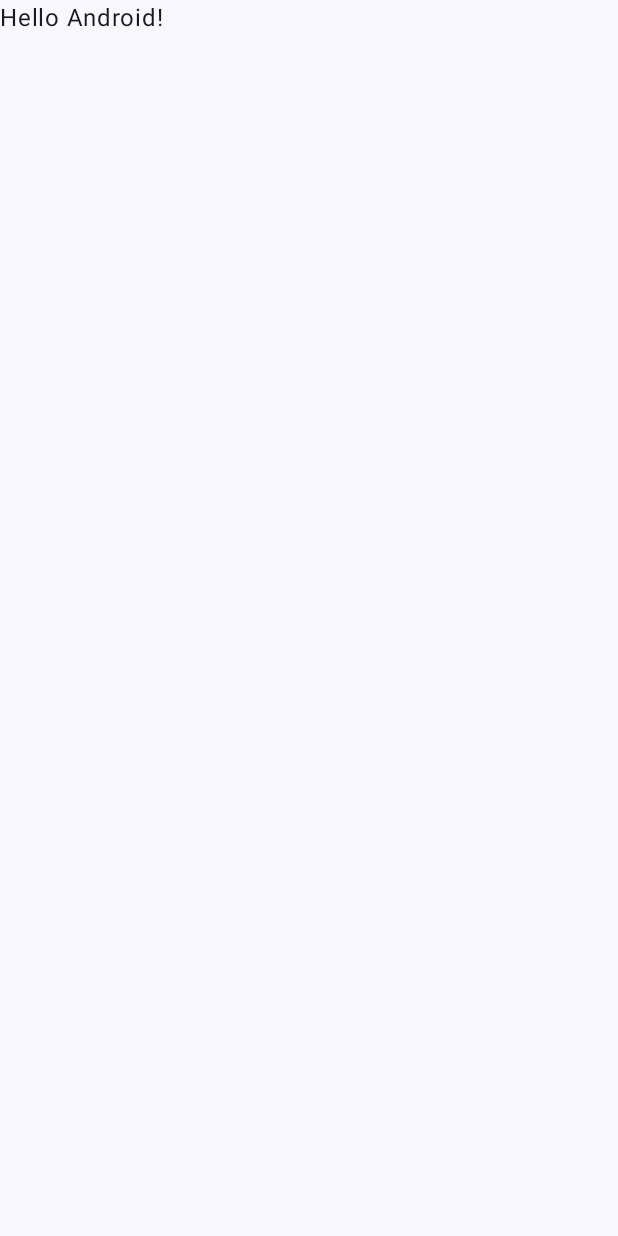
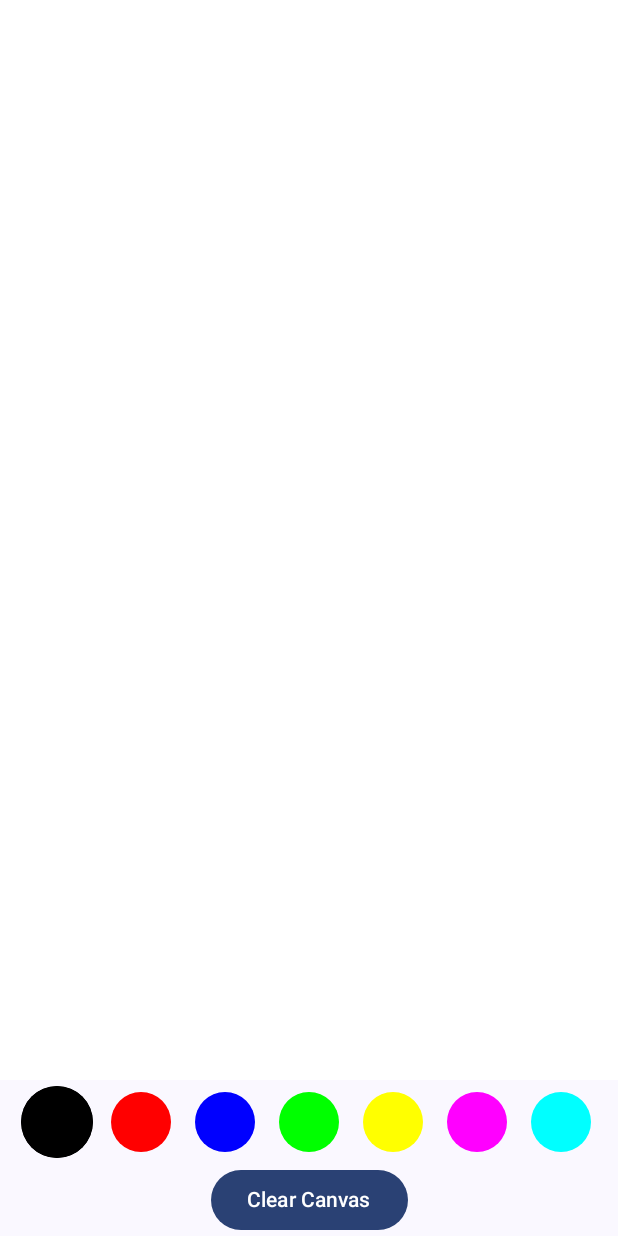
Before and after one commit to savanj09/DrawingApp, an Android app built with Jetpack Compose: the screen it shows after launch (MainActivity), on a phone screen of 412 x 824 dp. Before the commit the screen is almost empty. Run offline under Robolectric (Android 15) with nearby library versions, the phone set to English and light mode, and no system bars.

Commit message:
Completed the logic for canvas and design

```diff
--- /dev/null
+++ b/app/src/main/java/com/sj/drawingapp/CanvasControls.kt
@@ -0,0 +1,73 @@
+package com.sj.drawingapp
+
+import androidx.compose.foundation.background
+import androidx.compose.foundation.border
+import androidx.compose.foundation.clickable
+import androidx.compose.foundation.layout.Arrangement
+import androidx.compose.foundation.layout.Box
+import androidx.compose.foundation.layout.ColumnScope
+import androidx.compose.foundation.layout.Row
+import androidx.compose.foundation.layout.fillMaxWidth
+import androidx.compose.foundation.layout.padding
+import androidx.compose.foundation.layout.size
+import androidx.compose.foundation.shape.CircleShape
+import androidx.compose.material3.Button
+import androidx.compose.material3.Text
+import androidx.compose.runtime.Composable
+import androidx.compose.ui.Alignment
+import androidx.compose.ui.Modifier
+import androidx.compose.ui.draw.clip
+import androidx.compose.ui.graphics.Color
+import androidx.compose.ui.graphics.graphicsLayer
+import androidx.compose.ui.unit.dp
+
+@Composable
+fun ColumnScope.CanvasControls(
+    selectedColor: Color,
+    colors: List<Color>,
+    onSelectColor: (Color) ->Unit,
+    onClearCanvas:() -> Unit,
+    modifier: Modifier = Modifier
+){
+
+    Row(modifier = modifier
+        .fillMaxWidth()
+        .padding(8.dp),
+        horizontalArrangement = Arrangement.spacedBy(16.dp, Alignment.CenterHorizontally)
+    ) {
+        colors.forEach{color ->
+            val isSelected = selectedColor ==color
+            Box(modifier = Modifier
+                .graphicsLayer {
+                    val scale = if(isSelected) 1.2f else 1f
+                    scaleX = scale
+                    scaleY = scale
+                }
+                .size(40.dp)
+                .clip(CircleShape)
+
+                .background(color)
+                .border(
+                    width = 2.dp,
+                    color = if(selectedColor == color){
+                        Color.Black
+                    }
+                    else{
+                        Color.Transparent
+                    },
+                    shape = CircleShape
+                )
+                .clickable {
+                    onSelectColor(color)
+                }
+            )
+
+        }
+    }
+    Button(
+        onClick = onClearCanvas
+    ) {
+        Text("Clear Canvas")
+    }
+
+}
--- a/app/src/main/java/com/sj/drawingapp/MainActivity.kt
+++ b/app/src/main/java/com/sj/drawingapp/MainActivity.kt
@@ -4,13 +4,33 @@ import android.os.Bundle
 import androidx.activity.ComponentActivity
 import androidx.activity.compose.setContent
 import androidx.activity.enableEdgeToEdge
+import androidx.compose.foundation.background
+import androidx.compose.foundation.border
+import androidx.compose.foundation.clickable
+import androidx.compose.foundation.layout.Arrangement
+import androidx.compose.foundation.layout.Box
+import androidx.compose.foundation.layout.Column
+import androidx.compose.foundation.layout.Row
 import androidx.compose.foundation.layout.fillMaxSize
+import androidx.compose.foundation.layout.fillMaxWidth
 import androidx.compose.foundation.layout.padding
+import androidx.compose.foundation.layout.size
+import androidx.compose.foundation.shape.CircleShape
+import androidx.compose.material3.Button
 import androidx.compose.material3.Scaffold
 import androidx.compose.material3.Text
 import androidx.compose.runtime.Composable
+import androidx.compose.runtime.collectAsState
+import androidx.compose.runtime.getValue
+import androidx.compose.ui.Alignment
 import androidx.compose.ui.Modifier
+import androidx.compose.ui.draw.clip
+import androidx.compose.ui.graphics.Color
+import androidx.compose.ui.graphics.graphicsLayer
 import androidx.compose.ui.tooling.preview.Preview
+import androidx.compose.ui.unit.dp
+import androidx.lifecycle.compose.collectAsStateWithLifecycle
+import androidx.lifecycle.viewmodel.compose.viewModel
 import com.sj.drawingapp.ui.theme.DrawingAppTheme
 
 class MainActivity : ComponentActivity() {
@@ -20,10 +40,39 @@ class MainActivity : ComponentActivity() {
         setContent {
             DrawingAppTheme {
                 Scaffold(modifier = Modifier.fillMaxSize()) { innerPadding ->
-                    Greeting(
-                        name = "Android",
-                        modifier = Modifier.padding(innerPadding)
-                    )
+
+                    val viewModel = viewModel<DrawingViewModel>()
+                    val state by viewModel.state.collectAsStateWithLifecycle()
+
+                    Column(
+                        modifier = Modifier
+                            .fillMaxSize()
+                            .padding(innerPadding),
+                        horizontalAlignment = Alignment.CenterHorizontally
+                    ) {
+
+                        DrawingCanvas(
+                            paths = state.paths,
+                            currentPath = state.currentPath,
+                            onAction = viewModel::onAction,
+                            modifier = Modifier
+                                .fillMaxWidth()
+                                .weight(1f)
+                        )
+                        CanvasControls(
+                            selectedColor = state.selectedColor,
+                            colors = allColors,
+                            onSelectColor = {
+                                viewModel.onAction(DrawingAction.OnSelectedColor(it))
+                            },
+                            onClearCanvas = {
+                                viewModel.onAction(DrawingAction.OnClearCanvasClick)
+                            }
+
+                        )
+
+                    }
+
                 }
             }
         }
```
Also changed, not shown: app/src/main/java/com/sj/drawingapp/DrawingCanvas.kt (+117 -6 lines).
